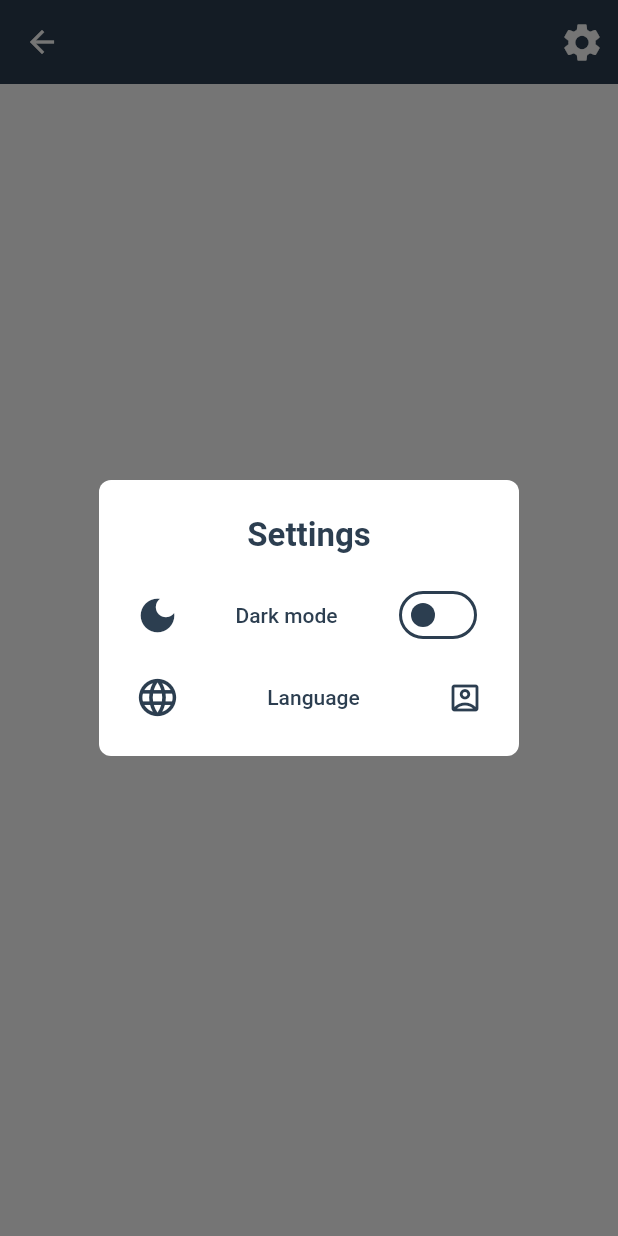
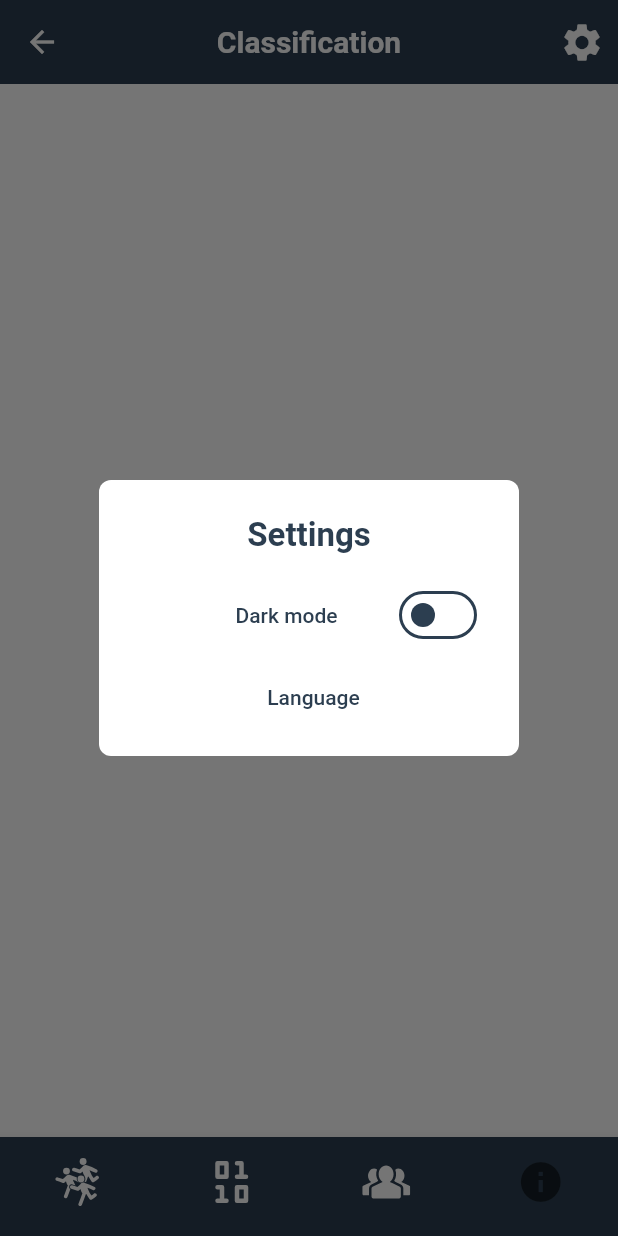
Before and after one commit to FernandoIgorrr/chess-versus, a Flutter app: the TournamentPage screen opened by its route, after a tap on the "settings" icon, on a phone screen of 412 x 824 dp. Run offline on Flutter 3.47's test engine with Material 3 defaults, Android fonts, the light colour scheme and no system bars; our stand-ins replace cached_network_image, flutter_svg, go_router, result_dart, shared_preferences; missing offline and left inert: floating_draggable_widget; accounts and stored records are empty; generated files the repository leaves out were written again.

Commit message:
tournament page estructured, page view configured playerviewmodel almost check

```diff
--- a/lib/l10n/app_pt.arb
+++ b/lib/l10n/app_pt.arb
@@ -61,9 +61,29 @@
     "@scoreNegativeException": {
         "description": "Mensagem de exceção para quando o escore for negativo."
     },
+    "classification":"Classificação",
+    "@classification": {
+        "description": "Título para classificação"
+    },
+    "rounds":"Rodadas",
+    "@rounds":{
+        "description": "Título para rodadas"
+    },
+    "round":"Rodada",
+    "@round": {
+        "description": "Título para rodada"
+    },
     "player":"Jogador",
     "@player": {
         "description": "Título para jogador"
+    },
+    "players":"Jogadores",
+    "@players": {
+        "description": "Título para jogadores"
+    },
+    "informations":"Informações",
+    "@informations": {
+        "description": "Título para informações"
     },
     "somethingWentWrong": "Algo deu errado!",
     "@somethingWentWrong": {
--- a/lib/src/config/dependencies.dart
+++ b/lib/src/config/dependencies.dart
@@ -1,4 +1,5 @@
 import 'package:chess_versus/src/config/local_storage.dart';
+import 'package:chess_versus/src/data/repositories/player/player_repository_local.dart';
 import 'package:chess_versus/src/data/repositories/theme/theme_repository.dart';
 import 'package:chess_versus/src/data/repositories/tournament/tournament_repository.dart';
 import 'package:chess_versus/src/data/services/theme_service.dart';
@@ -6,6 +7,7 @@
 import 'package:provider/single_child_widget.dart';
 import 'package:provider/provider.dart';
 
+import '../data/repositories/player/player_repository.dart';
 import '../data/repositories/tournament/tournament_repository_local.dart';
 
 /// Shared providers for all configurations.
@@ -28,6 +30,10 @@
         create: (context) =>
             TournamentRepositoryLocal(LocalStorageKeys.kTournaments)
                 as TournamentRepository),
+    Provider(
+      create: (_) =>
+          PlayerRepositoryLocal(LocalStorageKeys.kPlayers) as PlayerRepository,
+    ),
     ..._sharedProviders,
   ];
 }
--- /dev/null
+++ b/lib/src/data/repositories/player/player_repository.dart
@@ -0,0 +1,26 @@
+import 'package:result_dart/result_dart.dart';
+
+import '../../../domain/models/player/player.dart';
+import '../repository.dart';
+
+abstract class PlayerRepository implements Repository<Player> {
+  /// Creates a new [Player].
+  @override
+  AsyncResult<void, Exception> create(Player player);
+
+  /// Returns the list of [Players] for the application.
+  ///@override
+  ///AsyncResult<List<Player>, PlayerFetchException> findAll();
+
+  /// Returns the [Player] with the given [tournamentId].
+  //Future<Result<Player>> fetchById(String id);
+
+  /// Returns the list of [Players] of a determined tournament
+  AsyncResult<List<Player>, Exception> fetchByTournamentId(String tournamentId);
+
+  /// Updates the [Player] with the given [id].
+  // Future<Result<void>> update(Tournament tournament);
+
+  /// Returns the [Player] with the given [id].
+  // Future<Result<void>> delete(String id);
+}
--- a/lib/src/data/repositories/tournament/tournament_repository_local.dart
+++ b/lib/src/data/repositories/tournament/tournament_repository_local.dart
@@ -18,7 +18,7 @@
 
   @override
   Future<List<String>?> getItems() async {
-    await Future.delayed(const Duration(seconds: 1));
+    //await Future.delayed(const Duration(seconds: 1));
     final prefs = await SharedPreferences.getInstance();
     return prefs.getStringList(_kTournaments);
   }
--- a/lib/src/routing/router.dart
+++ b/lib/src/routing/router.dart
@@ -1,7 +1,9 @@
 import 'package:chess_versus/src/routing/routes.dart';
 import 'package:chess_versus/src/ui/home/view_models/home_view_model.dart';
+import 'package:chess_versus/src/ui/tournament/view_models/page_view_view_model.dart';
 import 'package:chess_versus/src/ui/tournament/view_models/tournament_view_model.dart';
 import 'package:chess_versus/src/ui/tournament/widgets/tournament_page.dart';
+import 'package:flutter/material.dart';
 import 'package:go_router/go_router.dart';
 import 'package:provider/provider.dart';
 
@@ -24,8 +26,11 @@
               final viewModel = TournamentViewModel(
                 tournamentRepository: context.read(),
               );
-
-              return TournamentPage(viewModel: viewModel);
+              final pageViewViewModel = PageViewViewModel(PageController());
+              return TournamentPage(
+                viewModel: viewModel,
+                pageViewViewModel: pageViewViewModel,
+              );
             },
             routes: [
               GoRoute(
@@ -34,9 +39,13 @@
                   final id = state.pathParameters['id']!;
                   final viewModel =
                       TournamentViewModel(tournamentRepository: context.read());
+                  final pageViewViewModel = PageViewViewModel(PageController());
 
                   viewModel.getTournament(id);
-                  return TournamentPage(viewModel: viewModel);
+                  return TournamentPage(
+                    viewModel: viewModel,
+                    pageViewViewModel: pageViewViewModel,
+                  );
                 },
               ),
             ],
--- a/lib/src/ui/core/theme_config/widget_themes/icons.dart
+++ b/lib/src/ui/core/theme_config/widget_themes/icons.dart
@@ -1,4 +1,4 @@
 import 'package:flutter/material.dart';
 
 IconThemeData iconTheme(ColorScheme colorScheme) =>
-    IconThemeData(color: colorScheme.primary);
+    const IconThemeData(color: Colors.white);
--- /dev/null
+++ b/lib/src/ui/tournament/view_models/page_view_view_model.dart
@@ -0,0 +1,29 @@
+import 'package:flutter/material.dart';
+import 'package:logging/logging.dart';
+
+class PageViewViewModel extends ChangeNotifier {
+  late int _page = 0;
+
+  // final int _numberOfPages;
+  final PageController _pageController;
+  final _log = Logger('PageViewViewModel');
+  PageViewViewModel(PageController pageController)
+      : _pageController = pageController;
+
+  PageController get pageController => _pageController;
+  int get page => _page;
+
+  animateToPage(int page) {
+    _log.fine('animateToPage $page');
+    //_pageController.jumpToPage(page);
+    _pageController.animateToPage(page,
+        duration: const Duration(milliseconds: 300), curve: Curves.linear);
+    emit(page);
+  }
+
+  emit(int page) {
+    _log.fine('emit page $page');
+    _page = page;
+    notifyListeners();
+  }
+}
--- /dev/null
+++ b/lib/src/ui/tournament/widgets/content/players_content/view_models/player_state_tap.dart
@@ -0,0 +1,11 @@
+import '../../../../../../domain/models/player/player.dart';
+
+sealed class PlayerTapState {}
+
+class PlayerNotTapped extends PlayerTapState {}
+
+class PlayerTapped extends PlayerTapState {
+  Player player;
+
+  PlayerTapped(this.player);
+}
--- /dev/null
+++ b/lib/src/ui/tournament/widgets/content/players_content/view_models/players_state.dart
@@ -0,0 +1,19 @@
+import '../../../../../../domain/models/player/player.dart';
+
+sealed class PlayersState {}
+
+class IdlePlayersState extends PlayersState {}
+
+class LoadingPlayersState extends PlayersState {}
+
+class FailurePlayersState extends PlayersState {
+  final String message;
+
+  FailurePlayersState(this.message);
+}
+
+class SuccessPlayerState extends PlayersState {
+  final List<Player> players;
+
+  SuccessPlayerState(this.players);
+}
--- /dev/null
+++ b/lib/src/ui/tournament/widgets/content/players_content/view_models/players_view_model.dart
@@ -0,0 +1,38 @@
+import 'package:chess_versus/src/data/repositories/player/player_repository.dart';
+import 'package:chess_versus/src/ui/tournament/widgets/content/players_content/view_models/players_state.dart';
+import 'package:flutter/material.dart';
+
+import '../../../../../../domain/models/player/player.dart';
+import 'player_state_tap.dart';
+
+class PlayersViewModel extends ChangeNotifier {
+  final PlayerRepository _repository;
+  PlayersState _state = IdlePlayersState();
+  PlayerTapState _stateTap = PlayerNotTapped();
+
+  PlayersViewModel({required PlayerRepository playerRepository})
+      : _repository = playerRepository;
+
+  PlayersState get state => _state;
+  PlayerTapState get stateTap => _stateTap;
+
+  emit(PlayersState state) {
+    _state = state;
+    notifyListeners();
+  }
+
+  Future<void> getPlayers(String tournamentId) async {
+    emit(LoadingPlayersState());
+
+    (await _repository.fetchByTournamentId(tournamentId))
+        .map(SuccessPlayerState.new)
+        .mapError((failure) => failure.toString())
+        .mapError(FailurePlayersState.new)
+        .fold(emit, emit);
+  }
+
+  emitPlayerTapped(Player player) {
+    _stateTap = PlayerTapped(player);
+    notifyListeners();
+  }
+}
--- a/lib/src/ui/tournament/widgets/tournament_page.dart
+++ b/lib/src/ui/tournament/widgets/tournament_page.dart
@@ -1,20 +1,32 @@
-import 'package:chess_versus/src/routing/router.dart';
 import 'package:chess_versus/src/ui/core/ui/card_error.dart';
 import 'package:chess_versus/src/ui/core/ui/custom_app_bar.dart';
+import 'package:chess_versus/src/ui/tournament/view_models/page_view_view_model.dart';
 import 'package:chess_versus/src/ui/tournament/view_models/tournament_state.dart';
 import 'package:chess_versus/src/ui/tournament/view_models/tournament_view_model.dart';
 import 'package:flutter/material.dart';
 import 'package:go_router/go_router.dart';
 import 'package:logging/logging.dart';
 import 'package:provider/provider.dart';
+import 'package:flutter_gen/gen_l10n/app_localizations.dart';
 
+import '../../../config/assets.dart';
 import '../../../routing/routes.dart';
+import '../../core/ui/custom_image_view.dart';
+import 'content/players_content/view_models/players_view_model.dart';
+import 'content/tournament_classification_content.dart';
+import 'content/tournament_informations_content.dart';
+import 'content/players_content/widgets/tournament_players_content.dart';
+import 'content/tournament_rounds_content.dart';
 
 class TournamentPage extends StatefulWidget {
   final TournamentViewModel _viewModel;
-
-  const TournamentPage({super.key, required TournamentViewModel viewModel})
-      : _viewModel = viewModel;
+  final PageViewViewModel _pageViewViewModel;
+  const TournamentPage(
+      {super.key,
+      required TournamentViewModel viewModel,
+      required PageViewViewModel pageViewViewModel})
+      : _viewModel = viewModel,
+        _pageViewViewModel = pageViewViewModel;
 
   @override
   State<TournamentPage> createState() => _TournamentPageState();
@@ -23,30 +35,46 @@
 class _TournamentPageState extends State<TournamentPage> {
   final _log = Logger("TournamentPage");
 
+  double iconSize = 32;
+
   @override
   Widget build(BuildContext context) {
+    Map<int, String> title = {
+      0: AppLocalizations.of(context)!.classification,
+      1: AppLocalizations.of(context)!.rounds,
+      2: AppLocalizations.of(context)!.players,
+      3: AppLocalizations.of(context)!.informations
+    };
     return PopScope(
       canPop: false,
       onPopInvokedWithResult: (didPop, result) {
         if (!didPop) context.go(Routes.home);
       },
-      child: SafeArea(
       child: ListenableBuilder(
           listenable: widget._viewModel,
           builder: (context, child) {
             var state = widget._viewModel.state;
-                CustomAppBar appBar =
-                    CustomAppBar(themeViewModel: context.read());
             Widget body = Container();
 
             if (state is TournamentSuccessState) {
-                  appBar = CustomAppBar(
-                    themeViewModel: context.read(),
-                    title: Text(state.tournament.getName.toString()),
+              body = ListenableBuilder(
+                  listenable: widget._pageViewViewModel,
+                  builder: (context, child) {
+                    return PageView(
+                      controller: widget._pageViewViewModel.pageController,
+                      onPageChanged: widget._pageViewViewModel.emit,
+                      children: [
+                        const TournamentClassificationContent(),
+                        const TournamentRoundsContent(),
+                        TournamentPlayersContent(
+                          viewModel: PlayersViewModel(
+                            playerRepository: context.read(),
+                          ),
+                        ),
+                        const TournamentInformationsContent(),
+                      ],
                     );
-                  body = const Center(
-                    child: Text("Qualquer coisa"),
-                  );
+                  });
             } else if (state is TournamentFailureState) {
               _log.warning('state is TournamentFailureState');
               body = Center(
@@ -55,10 +83,51 @@
             }
 
             return Scaffold(
-                  appBar: appBar,
+              appBar: CustomAppBar(
+                themeViewModel: context.read(),
+                title: AnimatedBuilder(
+                    animation: widget._pageViewViewModel,
+                    builder: (context, child) {
+                      var page = widget._pageViewViewModel.page;
+                      return Text(title[page]!);
+                    }),
+              ),
               body: body,
+              bottomNavigationBar: BottomNavigationBar(
+                showSelectedLabels: false,
+                showUnselectedLabels: false,
+                iconSize: iconSize,
+                type: BottomNavigationBarType.fixed,
+                backgroundColor: Theme.of(context).colorScheme.primary,
+                items: [
+                  _buildBottomNavigationBarItem(
+                      IconAssets.iconGroupOfMenRunning, 'Classificação', 0),
+                  _buildBottomNavigationBarItem(
+                      IconAssets.iconCharmBinary, 'Rodadas', 1),
+                  _buildBottomNavigationBarItem(
+                      IconAssets.iconElGroup, 'Jogadores', 2),
+                  const BottomNavigationBarItem(
+                    icon: Icon(
+                      Icons.info,
+                    ),
+                    label: 'Informações',
+                  ),
+                ],
+                onTap: widget._pageViewViewModel.animateToPage,
+              ),
             );
-              })),
+          }),
+    );
+  }
+
+  _buildBottomNavigationBarItem(String imagePath, String label, int index) {
+    return BottomNavigationBarItem(
+      icon: CustomImageView(
+        imagePath: imagePath,
+        height: iconSize,
+        width: iconSize,
+      ),
+      label: label,
     );
   }
 }
```
Also changed, not shown: lib/l10n/app_en.arb (+20 -0 lines), lib/src/data/repositories/player/player_repository_local.dart (added, +53 -0 lines), lib/src/exceptions/player_fetch_exception.dart (added, +8 -0 lines), lib/src/ui/home/widgets/home_page.dart (+4 -11 lines), lib/src/ui/tournament/widgets/content/players_content/widgets/tournament_players_content.dart (added, +123 -0 lines), lib/src/ui/tournament/widgets/content/tournament_classification_content.dart (added, +21 -0 lines), lib/src/ui/tournament/widgets/content/tournament_informations_content.dart (added, +17 -0 lines), lib/src/ui/tournament/widgets/content/tournament_round_content.dart (added, +18 -0 lines), lib/src/ui/tournament/widgets/content/tournament_rounds_content.dart (added, +20 -0 lines). Lines whose indentation alone changed are shown as unchanged.
